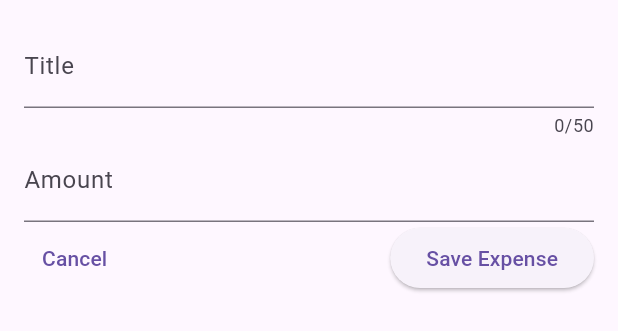
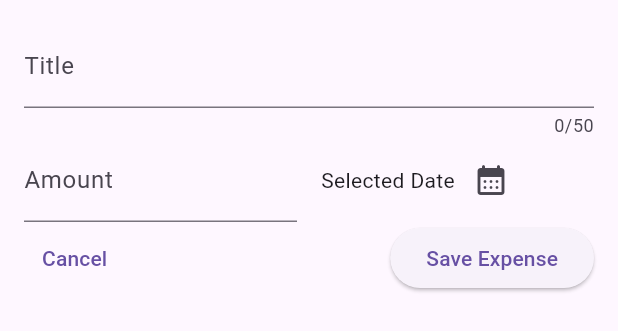
Before and after one commit to rajin-khan/flutter-self, a Flutter app: the NewExpense widget shown alone on an empty page, opened directly, on a phone screen of 412 x 824 dp. Shown: the top 331 px of the screen. Run offline on Flutter 3.47's test engine with Material 3 defaults, Android fonts, the phone set to English and light mode, and no system bars.

Commit message:
Add date picker

```diff
--- a/expense_tracker/lib/widgets/new_expense.dart
+++ b/expense_tracker/lib/widgets/new_expense.dart
@@ -37,7 +37,10 @@ class _NewExpenseState extends State<NewExpense> {
               label: Text('Title'),
             ),
           ),
-          TextField(
+          Row(
+            children: [
+              Expanded(
+                child: TextField(
                   controller: _amountController,
                   keyboardType: TextInputType.number,
                   decoration: const InputDecoration(
@@ -45,11 +48,27 @@ class _NewExpenseState extends State<NewExpense> {
                     label: Text('Amount'),
                   ),
                 ),
+              ),
+              const SizedBox(width: 16),
+              Expanded(
+                child: Row(
+                  children: [
+                    const Text('Selected Date'),
+                    IconButton(
+                      onPressed: () {},
+                      icon: const Icon(Icons.calendar_month_rounded),
+                    )
+                  ],
+                ),
+              ),
+            ],
+          ),
           Row(
             children: [
               TextButton(
                 onPressed: () {
-                  Navigator.pop(context); //closes currently open menu and revers to last one
+                  Navigator.pop(
+                      context); //closes currently open menu and revers to last one
                 },
                 child: const Text('Cancel'),
               ),
```
Lines whose indentation alone changed are shown as unchanged.
